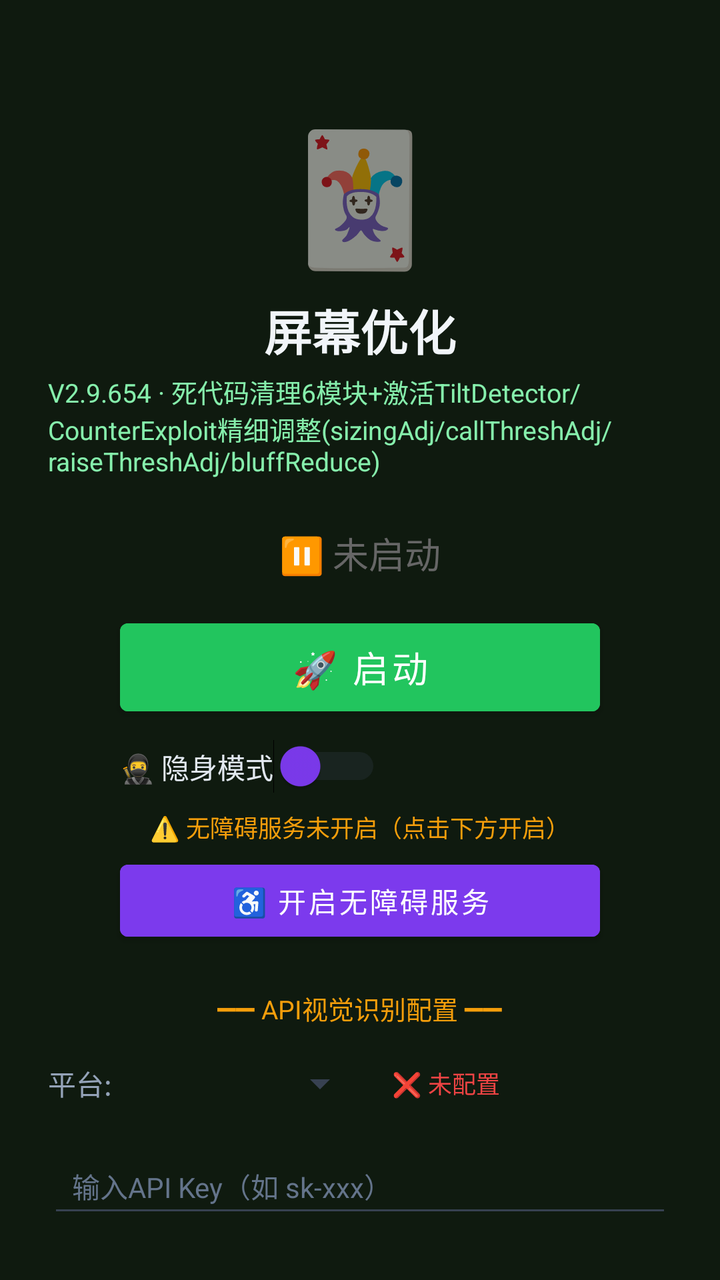
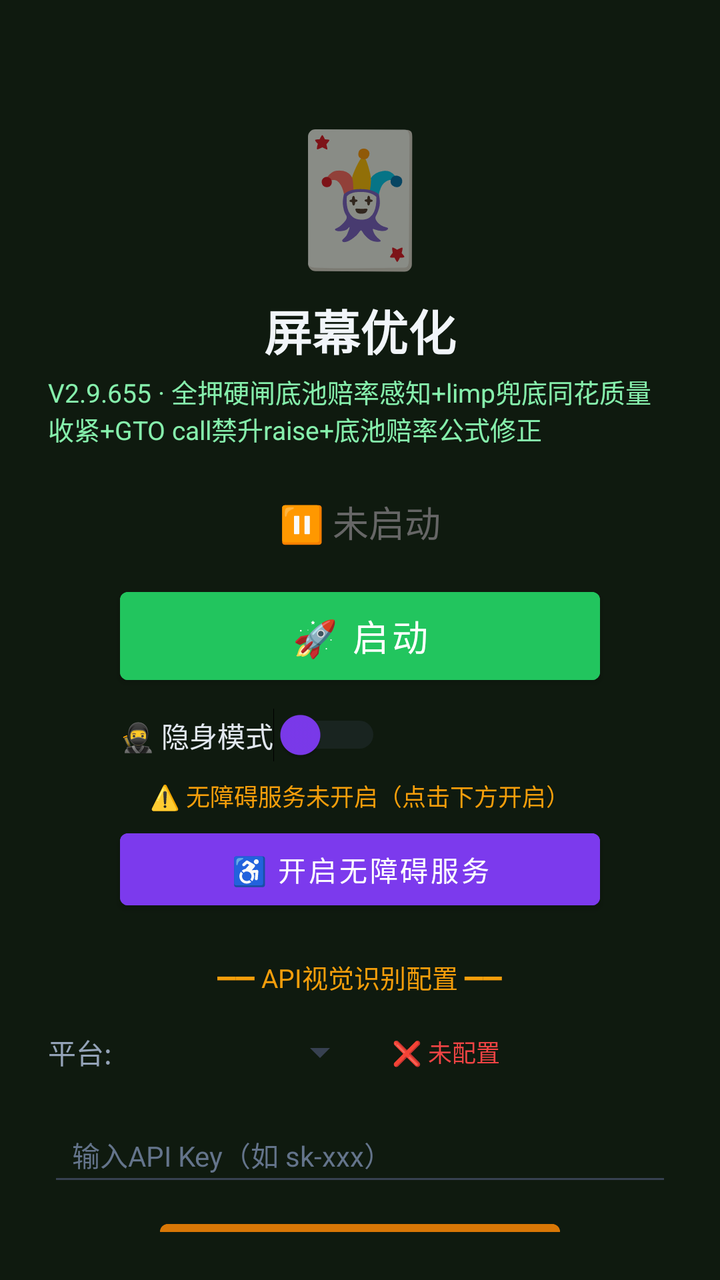

Two renders of the same Android screen: before a commit and after it. Below are the layout's source before the change and the commit's diff.
<!-- AndroidManifest.xml: activity theme Theme.MjScreenshot -->
<!-- res/layout/activity_main.xml -->
<?xml version="1.0" encoding="utf-8"?>
<LinearLayout xmlns:android="http://schemas.android.com/apk/res/android"
    android:layout_width="match_parent"
    android:layout_height="match_parent"
    android:orientation="vertical"
    android:background="#0f1a0f"
    android:padding="24dp"
    android:gravity="center_horizontal">

    <TextView
        android:layout_width="wrap_content"
        android:layout_height="wrap_content"
        android:text="🃏"
        android:textSize="64sp"
        android:layout_marginTop="30dp" />

    <TextView
        android:layout_width="wrap_content"
        android:layout_height="wrap_content"
        android:text="屏幕优化"
        android:textSize="24sp"
        android:textColor="#f1f5f9"
        android:textStyle="bold"
        android:layout_marginTop="8dp" />

    <TextView
        android:layout_width="wrap_content"
        android:layout_height="wrap_content"
        android:text="V2.9.654 · 死代码清理6模块+激活TiltDetector/CounterExploit精细调整(sizingAdj/callThreshAdj/raiseThreshAdj/bluffReduce)"
        android:textSize="13sp"
        android:textColor="#86efac"
        android:layout_marginTop="4dp" />

    <TextView
        android:id="@+id/tvStatus"
        android:layout_width="wrap_content"
        android:layout_height="wrap_content"
        android:text="⏸ 未启动"
        android:textSize="18sp"
        android:textColor="#666666"
        android:layout_marginTop="24dp" />

    <Button
        android:id="@+id/btnStart"
        android:layout_width="240dp"
        android:layout_height="56dp"
        android:text="🚀 启动"
        android:textSize="18sp"
        android:textColor="#ffffff"
        android:backgroundTint="#22c55e"
        android:layout_marginTop="16dp" />

    <Button
        android:id="@+id/btnHelper"
        android:layout_width="240dp"
        android:layout_height="56dp"
        android:text="🃏 打开智囊"
        android:textSize="16sp"
        android:textColor="#ffffff"
        android:backgroundTint="#16a34a"
        android:layout_marginTop="12dp"
        android:visibility="gone" />

    
    <LinearLayout
        android:layout_width="240dp"
        android:layout_height="wrap_content"
        android:orientation="horizontal"
        android:gravity="center_vertical"
        android:layout_marginTop="8dp">

        <Switch
            android:id="@+id/switchStealth"
            android:layout_width="wrap_content"
            android:layout_height="wrap_content"
            android:text="🥷 隐身模式"
            android:textColor="#e2e8f0"
            android:textSize="14sp"
            android:thumbTint="#7c3aed"
            android:trackTint="#374151" />
    </LinearLayout>

    <TextView
        android:id="@+id/tvAccessibilityStatus"
        android:layout_width="wrap_content"
        android:layout_height="wrap_content"
        android:text="⚠️ 无障碍服务未开启（点击下方开启）"
        android:textSize="12sp"
        android:textColor="#f59e0b"
        android:layout_marginTop="8dp"
        android:gravity="center" />

    <Button
        android:id="@+id/btnAccessibility"
        android:layout_width="240dp"
        android:layout_height="48dp"
        android:text="♿ 开启无障碍服务"
        android:textSize="14sp"
        android:textColor="#ffffff"
        android:backgroundTint="#7c3aed"
        android:layout_marginTop="4dp" />

    <TextView
        android:layout_width="wrap_content"
        android:layout_height="wrap_content"
        android:text="━━ API视觉识别配置 ━━"
        android:textSize="13sp"
        android:textColor="#f59e0b"
        android:layout_marginTop="20dp" />

    <LinearLayout
        android:layout_width="match_parent"
        android:layout_height="wrap_content"
        android:orientation="horizontal"
        android:layout_marginTop="8dp"
        android:gravity="center_vertical">

        <TextView
            android:layout_width="wrap_content"
            android:layout_height="wrap_content"
            android:text="平台:"
            android:textSize="14sp"
            android:textColor="#94a3b8" />

        <Spinner
            android:id="@+id/spinnerProvider"
            android:layout_width="120dp"
            android:layout_height="40dp"
            android:layout_marginStart="8dp"
            android:backgroundTint="#374151" />

        <TextView
            android:id="@+id/tvApiStatus"
            android:layout_width="wrap_content"
            android:layout_height="wrap_content"
            android:text="❌ 未配置"
            android:textSize="12sp"
            android:textColor="#ef4444"
            android:layout_marginStart="12dp" />
    </LinearLayout>

    <EditText
        android:id="@+id/etApiKey"
        android:layout_width="match_parent"
        android:layout_height="44dp"
        android:hint="输入API Key（如 sk-xxx）"
        android:textSize="14sp"
        android:textColor="#e2e8f0"
        android:textColorHint="#64748b"
        android:backgroundTint="#374151"
        android:inputType="textPassword"
        android:layout_marginTop="8dp"
        android:paddingStart="12dp"
        android:paddingEnd="12dp" />

    <Button
        android:id="@+id/btnSaveApi"
        android:layout_width="200dp"
        android:layout_height="44dp"
        android:text="💾 保存API配置"
        android:textSize="14sp"
        android:textColor="#ffffff"
        android:backgroundTint="#d97706"
        android:layout_marginTop="8dp" />

    <TextView
        android:id="@+id/tvHint"
        android:layout_width="wrap_content"
        android:layout_height="wrap_content"
        android:text="先点上方按钮启动截屏"
        android:textSize="13sp"
        android:textColor="#666666"
        android:layout_marginTop="12dp"
        android:gravity="center" />

    <TextView
        android:layout_width="wrap_content"
        android:layout_height="wrap_content"
        android:text="使用步骤：\n1. 配置API Key（支持OpenAI/通义千问VL/硅基流动）\n2. 点「开启无障碍服务」→ 开启\n3. 开启「🥷隐身模式」(反检测)\n4. 点「启动」→ 允许悬浮窗\n5. 打牌时点屏幕上的🎯悬浮球即可截屏识别\n★ 拖动悬浮球可移到不挡牌的位置 ★\n★ 长按悬浮球可展开/收起详细面板 ★\n★ 悬浮球边框颜色=建议：绿=加注 橙=跟注 红=弃牌 ★"
        android:textSize="12sp"
        android:textColor="#64748b"
        android:layout_marginTop="12dp"
        android:lineSpacingExtra="3dp" />

</LinearLayout>
<!-- resources referenced by this layout -->
<resources>
  <style name="Theme.MjScreenshot" parent="Theme.MaterialComponents.DayNight.DarkActionBar">
          <item name="colorPrimary">#1e40af</item>
          <item name="colorPrimaryVariant">#1e3a8a</item>
          <item name="colorOnPrimary">#ffffff</item>
          <item name="android:statusBarColor">#0f172a</item>
      </style>
</resources>

<!-- the commit's change to res/layout/activity_main.xml (unified diff, before → after) -->
@@ -26,7 +26,7 @@
     <TextView
         android:layout_width="wrap_content"
         android:layout_height="wrap_content"
-        android:text="V2.9.654 · 死代码清理6模块+激活TiltDetector/CounterExploit精细调整(sizingAdj/callThreshAdj/raiseThreshAdj/bluffReduce)"
+        android:text="V2.9.655 · 全押硬闸底池赔率感知+limp兜底同花质量收紧+GTO call禁升raise+底池赔率公式修正"
         android:textSize="13sp"
         android:textColor="#86efac"
         android:layout_marginTop="4dp" />
